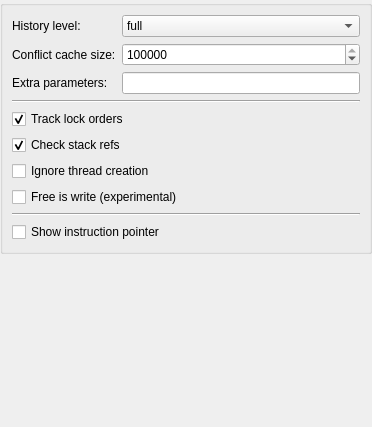
Above: tools/helgrind/configpage.ui from KDE/kdev-valgrind before the change. Below: the same form after it.
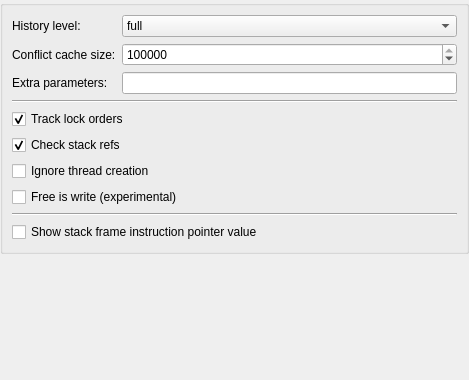
That is the form after the change.

Patch:
```diff
--- a/tools/helgrind/configpage.ui
+++ b/tools/helgrind/configpage.ui
@@ -6,8 +6,8 @@
    <rect>
     <x>0</x>
     <y>0</y>
-    <width>372</width>
-    <height>427</height>
+    <width>469</width>
+    <height>380</height>
    </rect>
   </property>
   <layout class="QVBoxLayout" name="verticalLayout">
@@ -190,7 +190,7 @@
       <item>
        <widget class="QCheckBox" name="showInstructionPointer">
         <property name="text">
-         <string>Show instruction pointer</string>
+         <string>Show stack frame instruction pointer value</string>
         </property>
        </widget>
       </item>
```
